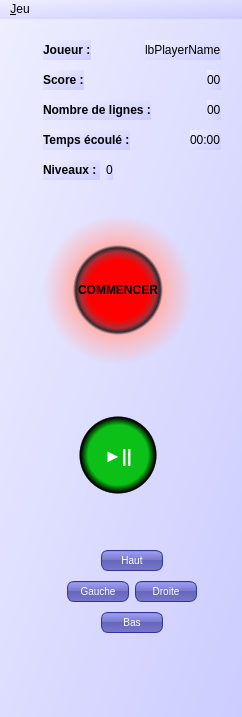
First picture: the form in view/mwtetris.ui, repository g-jouret/projetTetris, before the edit.
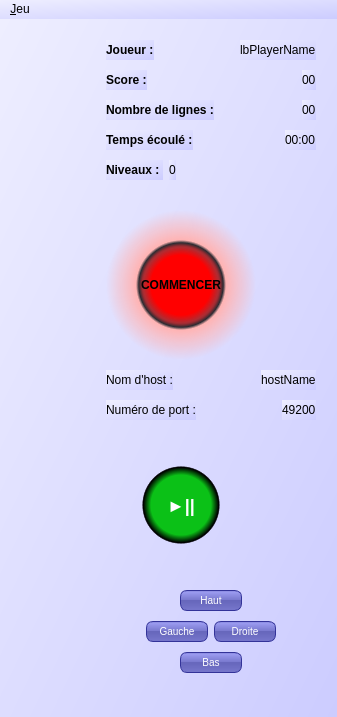
Second picture: the form after the edit.

Diff of the .ui file:
```diff
--- a/view/mwtetris.ui
+++ b/view/mwtetris.ui
@@ -6,7 +6,7 @@
    <rect>
     <x>0</x>
     <y>0</y>
-    <width>242</width>
+    <width>337</width>
     <height>717</height>
    </rect>
   </property>
@@ -328,6 +328,68 @@
         </property>
        </spacer>
       </item>
+      <item>
+       <layout class="QHBoxLayout" name="horizontalLayout_11">
+        <item>
+         <widget class="QLabel" name="lbHost">
+          <property name="text">
+           <string>Nom d'host :</string>
+          </property>
+         </widget>
+        </item>
+        <item>
+         <spacer name="horizontalSpacer_14">
+          <property name="orientation">
+           <enum>Qt::Horizontal</enum>
+          </property>
+          <property name="sizeHint" stdset="0">
+           <size>
+            <width>40</width>
+            <height>20</height>
+           </size>
+          </property>
+         </spacer>
+        </item>
+        <item>
+         <widget class="QLabel" name="lbHostName">
+          <property name="text">
+           <string>hostName</string>
+          </property>
+         </widget>
+        </item>
+       </layout>
+      </item>
+      <item>
+       <layout class="QHBoxLayout" name="horizontalLayout_12">
+        <item>
+         <widget class="QLabel" name="lbPort">
+          <property name="text">
+           <string>Numéro de port :</string>
+          </property>
+         </widget>
+        </item>
+        <item>
+         <spacer name="horizontalSpacer_16">
+          <property name="orientation">
+           <enum>Qt::Horizontal</enum>
+          </property>
+          <property name="sizeHint" stdset="0">
+           <size>
+            <width>40</width>
+            <height>20</height>
+           </size>
+          </property>
+         </spacer>
+        </item>
+        <item>
+         <widget class="QLabel" name="lbPortNb">
+          <property name="text">
+           <string>49200</string>
+          </property>
+         </widget>
+        </item>
+       </layout>
+      </item>
       <item>
        <widget class="QPushButton" name="btnPause">
         <property name="styleSheet">
@@ -694,7 +756,7 @@
     <rect>
      <x>0</x>
      <y>0</y>
-     <width>242</width>
+     <width>337</width>
      <height>20</height>
     </rect>
    </property>
```
Left out of the diff: 78 changed lines with no effect on the pictures.
